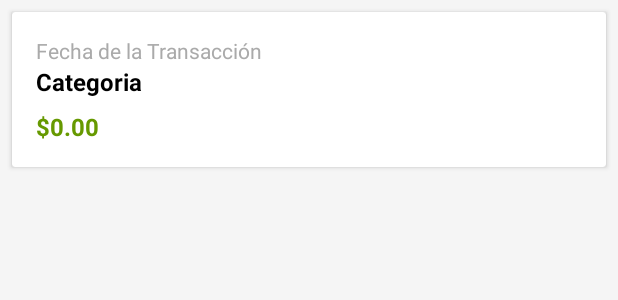
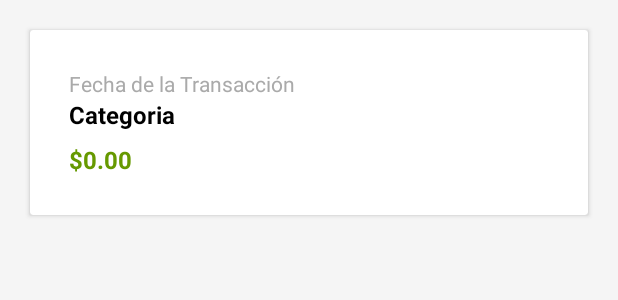
Before and after one commit to NIC0LASSR/android-project, an Android app built with Jetpack Compose: the layout acvity_historial.xml on its own in the app's theme, with its tools: preview values and no code run, on a phone screen of 412 x 824 dp. Shown: the top 300 px of the screen. Run offline under Robolectric (Android 15) with nearby library versions, the phone set to English and light mode, and no system bars.

Commit message:
v2.04.01

```diff
--- a/MisFinanzas/app/src/main/res/layout/acvity_historial.xml
+++ b/MisFinanzas/app/src/main/res/layout/acvity_historial.xml
@@ -3,13 +3,13 @@
     xmlns:android="http://schemas.android.com/apk/res/android"
     android:layout_width="match_parent"
     android:layout_height="wrap_content"
-    android:layout_margin="8dp">
+    android:layout_margin="20dp">
 
     <LinearLayout
         android:layout_width="match_parent"
         android:layout_height="wrap_content"
         android:orientation="vertical"
-        android:padding="16dp">
+        android:padding="26dp">
 
         <!-- Subtítulo con la fecha de la transacción -->
         <TextView
```
